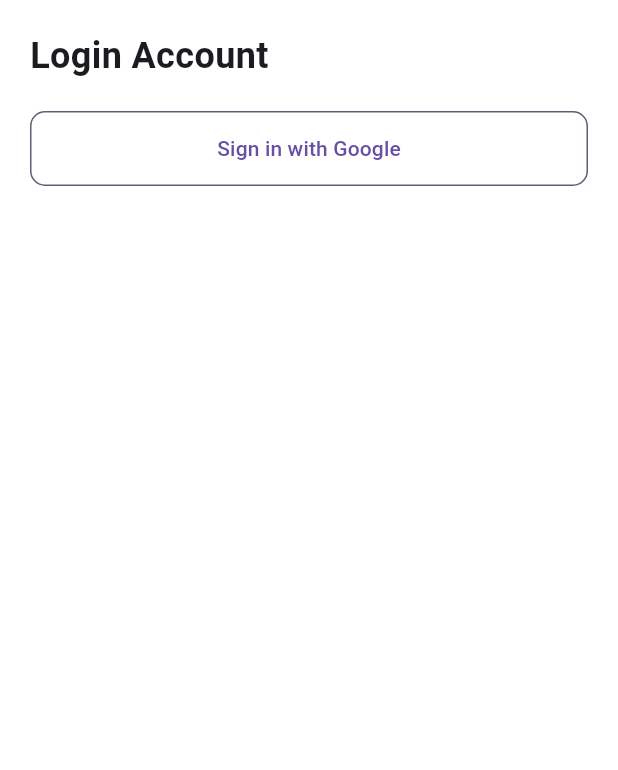
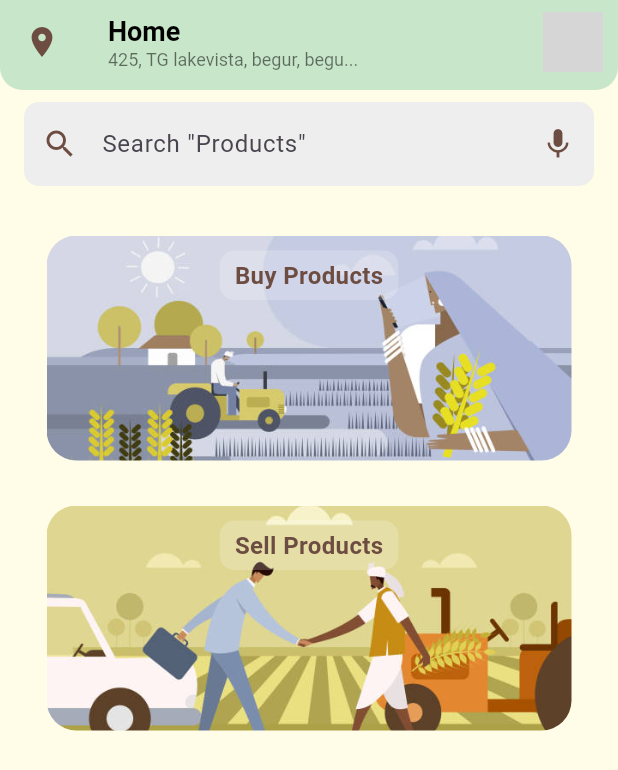
Before and after one commit to Soujanyarashmie/agronomist_partner, a Flutter app: the screen it shows after launch, after a tap on "Sign in with Google", on a phone screen of 412 x 824 dp. Shown: the top 770 px of the screen. Run offline on Flutter 3.47's test engine with Material 3 defaults, Android fonts, the phone set to English and light mode, and no system bars; our stand-ins replace cloud_firestore, firebase_auth, firebase_core, go_router, google_sign_in; accounts and stored records are empty; grey boxes are pictures that could not be loaded.

Commit message:
main page design

```diff
--- a/lib/backend/go_router.dart
+++ b/lib/backend/go_router.dart
@@ -1,5 +1,6 @@
 import 'package:agronomist_partner/pages/homepage.dart';
 import 'package:agronomist_partner/pages/login.dart';
+import 'package:agronomist_partner/pages/mainpage.dart';
 import 'package:agronomist_partner/pages/profilepage.dart';
 import 'package:agronomist_partner/pages/splashscreen.dart';
 import 'package:flutter/material.dart';
@@ -13,18 +14,19 @@
   GoRoute(
     path: '/homepage',
     builder: (BuildContext context, GoRouterState state) {
-
       return ProductUploadPage();
     },
   ),
-
   GoRoute(
     path: '/loginpage',
     builder: (context, state) => LoginPage(),
   ),
-
   GoRoute(
     path: '/profilepage',
-    builder: (context, state) =>ProfilePage(),
+    builder: (context, state) => ProfilePage(),
+  ),
+  GoRoute(
+    path: '/mainpage',
+    builder: (context, state) => MainPage(),
   ),
 ]);
--- a/lib/pages/login.dart
+++ b/lib/pages/login.dart
@@ -39,19 +39,22 @@
     try {
       final GoogleSignInAccount? googleUser = await _googleSignIn.signIn();
       if (googleUser != null) {
-        final GoogleSignInAuthentication googleAuth = await googleUser.authentication;
+        final GoogleSignInAuthentication googleAuth =
+            await googleUser.authentication;
         final AuthCredential credential = GoogleAuthProvider.credential(
           accessToken: googleAuth.accessToken,
           idToken: googleAuth.idToken,
         );
 
-        final UserCredential userCredential = await _auth.signInWithCredential(credential);
+        final UserCredential userCredential =
+            await _auth.signInWithCredential(credential);
         if (userCredential.user != null) {
           print("Signed in as ${userCredential.user!.displayName}");
 
           // Retrieve email and profile image URL from the user credential
           final String email = userCredential.user!.email ?? "No email found";
-          final String imageUrl = userCredential.user!.photoURL ?? "No image available";
+          final String imageUrl =
+              userCredential.user!.photoURL ?? "No image available";
 
           // Update UserData singleton with the new user information
           UserData().update(email, imageUrl);
@@ -93,11 +96,16 @@
                   width: double.infinity,
                   height: 50,
                   child: OutlinedButton(
-                    onPressed: signInWithGoogle,
+                    // onPressed: signInWithGoogle,
+                    onPressed: () {
+                      context.push('/mainpage');
+                    },
                     child: const Text("Sign in with Google"),
                     style: OutlinedButton.styleFrom(
-                      side: BorderSide(color: Theme.of(context).colorScheme.secondary),
-                      shape: RoundedRectangleBorder(borderRadius: BorderRadius.circular(10)),
+                      side: BorderSide(
+                          color: Theme.of(context).colorScheme.secondary),
+                      shape: RoundedRectangleBorder(
+                          borderRadius: BorderRadius.circular(10)),
                     ),
                   ),
                 ),
--- /dev/null
+++ b/lib/pages/mainpage.dart
@@ -0,0 +1,136 @@
+import 'package:flutter/material.dart';
+
+class MainPage extends StatelessWidget {
+  @override
+  Widget build(BuildContext context) {
+    return Scaffold(
+      appBar: CustomAppBar(),
+      backgroundColor: Colors.yellow[50],
+      body: Column(
+        children: [
+          SearchBarWidget(),
+          SizedBox(height: 25),
+          ContainerWidget(
+              imagePath: "assets/images/buyproduct.jpg", label: "Buy Products"),
+          SizedBox(height: 30),
+          ContainerWidget(
+              imagePath: "assets/images/sellproduct.jpg",
+              label: "Sell Products"),
+        ],
+      ),
+    );
+  }
+}
+
+class CustomAppBar extends StatelessWidget implements PreferredSizeWidget {
+  @override
+  Widget build(BuildContext context) {
+    return ClipRRect(
+      borderRadius: BorderRadius.only(
+        bottomLeft: Radius.circular(15),
+        bottomRight: Radius.circular(15),
+      ),
+      child: AppBar(
+        backgroundColor: Colors.green[100],
+        elevation: 0,
+        leading: Icon(Icons.location_on, color: Colors.brown[600]),
+        title: Column(
+          crossAxisAlignment: CrossAxisAlignment.start,
+          children: [
+            Text(
+              "Home",
+              style: TextStyle(
+                color: Colors.black,
+                fontWeight: FontWeight.bold,
+                fontSize: 18,
+              ),
+            ),
+            Text(
+              "425, TG lakevista, begur, begu...",
+              style: TextStyle(
+                color: Colors.black54,
+                fontSize: 12,
+              ),
+            ),
+          ],
+        ),
+        actions: [
+          CircleAvatar(
+            backgroundImage: AssetImage("assets/profile_image.png"),
+          ),
+          SizedBox(width: 10),
+        ],
+      ),
+    );
+  }
+
+  @override
+  Size get preferredSize => Size.fromHeight(60);
+}
+
+class SearchBarWidget extends StatelessWidget {
+  @override
+  Widget build(BuildContext context) {
+    return Padding(
+      padding: const EdgeInsets.symmetric(horizontal: 16, vertical: 8),
+      child: TextField(
+        decoration: InputDecoration(
+          hintText: 'Search "Products"',
+          prefixIcon: Icon(Icons.search, color: Colors.brown[600]),
+          suffixIcon: Icon(Icons.mic, color: Colors.brown[600]),
+          filled: true,
+          fillColor: Colors.grey[200],
+          border: OutlineInputBorder(
+            borderRadius: BorderRadius.circular(10),
+            borderSide: BorderSide.none,
+          ),
+        ),
+      ),
+    );
+  }
+}
+
+class ContainerWidget extends StatelessWidget {
+  final String imagePath;
+  final String label;
+
+  ContainerWidget({required this.imagePath, required this.label});
+
+  @override
+  Widget build(BuildContext context) {
+    return Stack(
+      alignment: Alignment.topCenter,
+      children: [
+        Container(
+          width: 350,
+          height: 150,
+          decoration: BoxDecoration(
+            borderRadius: BorderRadius.circular(20),
+            image: DecorationImage(
+              image: AssetImage(imagePath),
+              fit: BoxFit.cover,
+            ),
+          ),
+        ),
+        Positioned(
+          top: 10,
+          child: Container(
+            padding: EdgeInsets.symmetric(horizontal: 10, vertical: 5),
+            decoration: BoxDecoration(
+              color: Colors.white.withOpacity(0.2),
+              borderRadius: BorderRadius.circular(10),
+            ),
+            child: Text(
+              label,
+              style: TextStyle(
+                color: Colors.brown[600],
+                fontWeight: FontWeight.bold,
+                fontSize: 16,
+              ),
+            ),
+          ),
+        ),
+      ],
+    );
+  }
+}
--- a/lib/pages/splashscreen.dart
+++ b/lib/pages/splashscreen.dart
@@ -31,7 +31,7 @@
   @override
   Widget build(BuildContext context) {
     return Scaffold(
-      backgroundColor: Colors.black,
+      backgroundColor: Colors.brown [300],
       body: Center(
         child: AnimatedOpacity(
           opacity: _opacity,
```
Also changed, not shown: assets/images/buyproduct.jpg (added), assets/images/sellproduct.jpg (added). Lines whose indentation alone changed are shown as unchanged.
